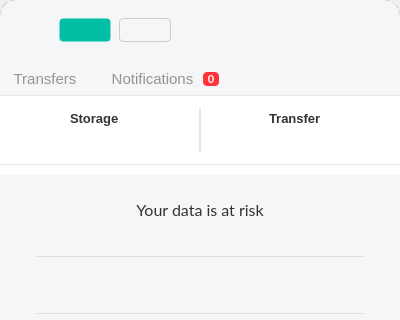
The window that src/MEGASync/gui/macx/InfoDialog.ui (meganz/MEGAsync) describes before a commit, drawn with Qt 5; both pictures show x 0 to 400 and y 0 to 320 of the 400 by 564 pixel window.
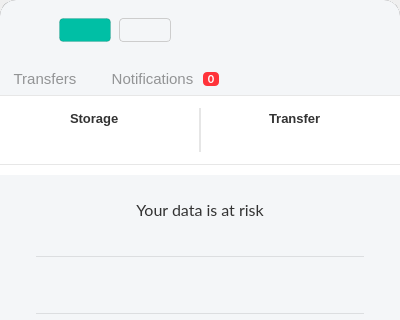
The same window after the commit. Icons and pictures are not drawn. Custom widgets are drawn as their Qt base class.

Commit message: SNC-5301. Upgrade disabled color (release 5.9)

```diff
--- a/src/MEGASync/gui/macx/InfoDialog.ui
+++ b/src/MEGASync/gui/macx/InfoDialog.ui
@@ -71,7 +71,7 @@
 font-family: Inter;
 font-size: 12px;
 line-height: 18px;
-border: 1px solid #0000001A;
+border: 1px solid rgba(0, 0, 0, 10%);
 border-radius: 4px;
 color: #FFFFFF;
 padding: 4px 8px;
@@ -92,7 +92,7 @@
 
 #bUpgrade::disabled
 {
-background-color: #00BFA54D;
+background-color: rgba(0, 191, 165, 30%);
 }
 
 #bCreateSync
```
The commit also changes 2 other files.
